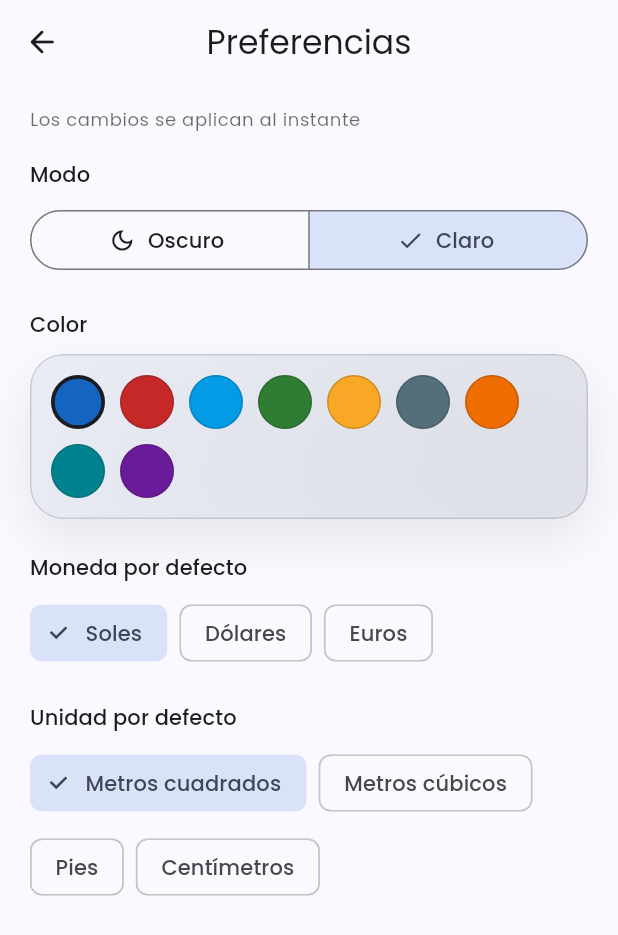
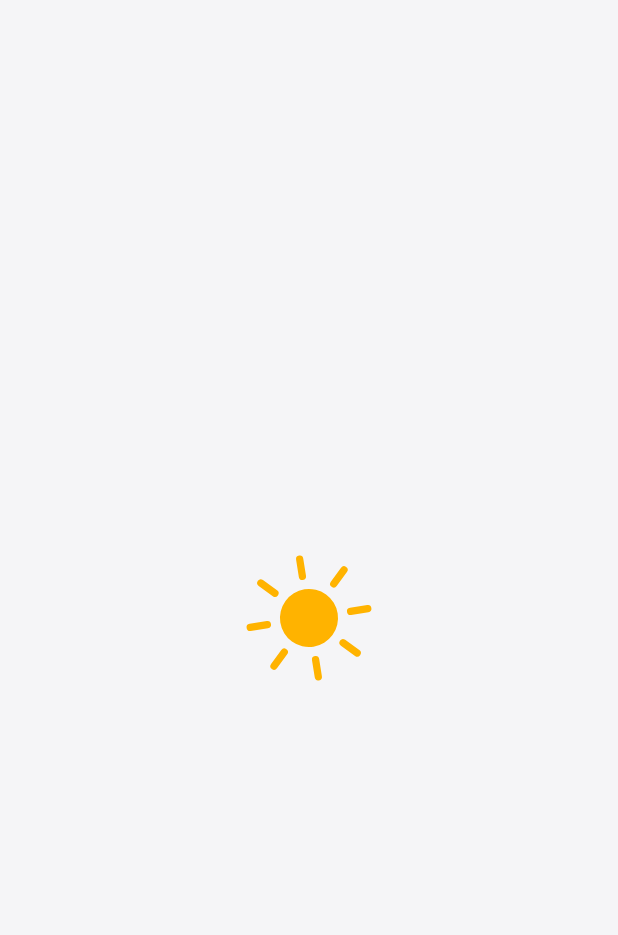
Before and after one commit to seroven/profy, a Flutter app: the EditPreferencesScreen screen opened by its route, after a tap on "Claro", on a phone screen of 412 x 824 dp. Shown: the top 935 px of the screen. Run offline on Flutter 3.47's test engine with Material 3 defaults, Android fonts, the phone set to English and light mode, and no system bars; our stand-ins replace drift, drift_flutter, flutter_riverpod, go_router, image_picker, shared_preferences; missing offline and left inert: bcrypt; accounts and stored records are empty; generated files the repository leaves out were written again.

Commit message:
fix: ui bug at changing theme and app mode

```diff
--- a/lib/app/app.dart
+++ b/lib/app/app.dart
@@ -3,6 +3,7 @@ import 'package:flutter_riverpod/flutter_riverpod.dart';
 
 import '../core/constants/app_constants.dart';
 import '../features/auth/providers/auth_provider.dart';
+import '../shared/widgets/theme_switch_overlay.dart';
 import 'router.dart';
 import 'session_lifecycle.dart';
 import 'theme/app_theme.dart';
@@ -35,14 +36,23 @@ class ProfyApp extends ConsumerWidget {
 
     final router = ref.watch(routerProvider);
 
+    // themeAnimationDuration en cero: el cambio real ocurre bajo el overlay
+    // sólido, sin lerp costoso del glass.
     return SessionLifecycle(
-      child: MaterialApp.router(
+      child: Stack(
+        textDirection: TextDirection.ltr,
+        children: [
+          MaterialApp.router(
             title: AppConstants.appName,
             debugShowCheckedModeBanner: false,
             theme: lightTheme,
             darkTheme: darkTheme,
             themeMode: themeMode,
+            themeAnimationDuration: Duration.zero,
             routerConfig: router,
+          ),
+          const ThemeSwitchOverlay(),
+        ],
       ),
     );
   }
--- /dev/null
+++ b/lib/app/theme/theme_switch_controller.dart
@@ -0,0 +1,100 @@
+import 'dart:async';
+
+import 'package:flutter/material.dart';
+import 'package:flutter_riverpod/flutter_riverpod.dart';
+
+import 'app_color_theme.dart';
+import 'theme_provider.dart';
+
+/// Pedido de transición visual (modo o color) bajo overlay sólido.
+sealed class ThemeSwitchRequest {
+  const ThemeSwitchRequest();
+}
+
+class ThemeModeSwitchRequest extends ThemeSwitchRequest {
+  const ThemeModeSwitchRequest({
+    required this.from,
+    required this.to,
+  });
+
+  final ThemeMode from;
+  final ThemeMode to;
+
+  bool get toLight => to == ThemeMode.light;
+}
+
+class ColorThemeSwitchRequest extends ThemeSwitchRequest {
+  const ColorThemeSwitchRequest({
+    required this.from,
+    required this.to,
+    required this.brightness,
+  });
+
+  final AppColorTheme from;
+  final AppColorTheme to;
+  final Brightness brightness;
+}
+
+/// Orquesta cambios de apariencia detrás de un overlay sólido.
+class ThemeSwitchController extends Notifier<ThemeSwitchRequest?> {
+  Completer<void>? _completer;
+
+  @override
+  ThemeSwitchRequest? build() => null;
+
+  bool get isActive => state != null;
+
+  Future<void> switchMode(ThemeMode mode) async {
+    final next = mode == ThemeMode.light ? ThemeMode.light : ThemeMode.dark;
+    final current = ref.read(themeModeProvider);
+    if (next == current || _completer != null) return;
+
+    _completer = Completer<void>();
+    state = ThemeModeSwitchRequest(from: current, to: next);
+    await _completer!.future;
+  }
+
+  Future<void> switchColor(AppColorTheme theme) async {
+    final current = ref.read(appColorThemeProvider);
+    if (theme == current || _completer != null) return;
+
+    final mode = ref.read(themeModeProvider);
+    final brightness =
+        mode == ThemeMode.light ? Brightness.light : Brightness.dark;
+
+    _completer = Completer<void>();
+    state = ColorThemeSwitchRequest(
+      from: current,
+      to: theme,
+      brightness: brightness,
+    );
+    await _completer!.future;
+  }
+
+  /// Aplica el cambio real cuando el overlay ya cubre la UI.
+  void applyUnderCover() {
+    final request = state;
+    switch (request) {
+      case ThemeModeSwitchRequest(:final to):
+        ref.read(themeModeProvider.notifier).setThemeMode(to);
+      case ColorThemeSwitchRequest(:final to):
+        ref.read(appColorThemeProvider.notifier).setColorTheme(to);
+      case null:
+        break;
+    }
+  }
+
+  void complete() {
+    state = null;
+    final completer = _completer;
+    _completer = null;
+    if (completer != null && !completer.isCompleted) {
+      completer.complete();
+    }
+  }
+}
+
+final themeSwitchControllerProvider =
+    NotifierProvider<ThemeSwitchController, ThemeSwitchRequest?>(
+  ThemeSwitchController.new,
+);
--- a/lib/features/settings/screens/edit_preferences_screen.dart
+++ b/lib/features/settings/screens/edit_preferences_screen.dart
@@ -2,7 +2,7 @@ import 'package:flutter/material.dart';
 import 'package:flutter_riverpod/flutter_riverpod.dart';
 
 import '../../../app/theme/app_color_theme.dart';
-import '../../../app/theme/theme_provider.dart';
+import '../../../app/theme/theme_switch_controller.dart';
 import '../../../shared/widgets/acrylic_surface.dart';
 import '../../../shared/widgets/app_toast.dart';
 import '../models/app_currency.dart';
@@ -65,15 +65,23 @@ class _EditPreferencesScreenState
     }
   }
 
-  void _applyThemeMode(ThemeMode mode) {
+  Future<void> _applyThemeMode(ThemeMode mode) async {
+    if (mode == _themeMode) return;
+    if (ref.read(themeSwitchControllerProvider.notifier).isActive) return;
+
     setState(() => _themeMode = mode);
-    ref.read(themeModeProvider.notifier).setThemeMode(mode);
+    await ref.read(themeSwitchControllerProvider.notifier).switchMode(mode);
+    if (!mounted) return;
     _persistCurrent();
   }
 
-  void _applyColorTheme(AppColorTheme theme) {
+  Future<void> _applyColorTheme(AppColorTheme theme) async {
+    if (theme == _colorTheme) return;
+    if (ref.read(themeSwitchControllerProvider.notifier).isActive) return;
+
     setState(() => _colorTheme = theme);
-    ref.read(appColorThemeProvider.notifier).setColorTheme(theme);
+    await ref.read(themeSwitchControllerProvider.notifier).switchColor(theme);
+    if (!mounted) return;
     _persistCurrent();
   }
 
@@ -98,6 +106,7 @@ class _EditPreferencesScreenState
 
     final theme = Theme.of(context);
     final colorScheme = theme.colorScheme;
+    final switching = ref.watch(themeSwitchControllerProvider) != null;
 
     return SettingsSubpageScaffold(
       title: 'Preferencias',
@@ -127,7 +136,9 @@ class _EditPreferencesScreenState
               ),
             ],
             selected: {_themeMode},
-            onSelectionChanged: (value) => _applyThemeMode(value.first),
+            onSelectionChanged: switching
+                ? null
+                : (value) => _applyThemeMode(value.first),
           ),
           const SizedBox(height: 22),
           Text('Color', style: theme.textTheme.titleSmall),
@@ -142,7 +153,7 @@ class _EditPreferencesScreenState
               children: [
                 for (final item in AppColorTheme.values)
                   GestureDetector(
-                    onTap: () => _applyColorTheme(item),
+                    onTap: switching ? null : () => _applyColorTheme(item),
                     child: AnimatedContainer(
                       duration: const Duration(milliseconds: 200),
                       width: 36,
--- /dev/null
+++ b/lib/shared/widgets/theme_switch_overlay.dart
@@ -0,0 +1,360 @@
+import 'dart:math' as math;
+
+import 'package:flutter/material.dart';
+import 'package:flutter_riverpod/flutter_riverpod.dart';
+
+import '../../app/theme/app_motion.dart';
+import '../../app/theme/theme_switch_controller.dart';
+
+/// Capa sólida durante cambios de modo/color.
+/// Evita animar el glass mientras el ThemeData haría lerp.
+class ThemeSwitchOverlay extends ConsumerStatefulWidget {
+  const ThemeSwitchOverlay({super.key});
+
+  @override
+  ConsumerState<ThemeSwitchOverlay> createState() => _ThemeSwitchOverlayState();
+}
+
+class _ThemeSwitchOverlayState extends ConsumerState<ThemeSwitchOverlay>
+    with TickerProviderStateMixin {
+  static const _coverIn = Duration(milliseconds: 280);
+  static const _swap = Duration(milliseconds: 520);
+  static const _coverOut = Duration(milliseconds: 320);
+  static const _hold = Duration(milliseconds: 90);
+
+  static const _darkSurface = Color(0xFF121212);
+  static const _lightSurface = Color(0xFFF5F5F7);
+
+  late final AnimationController _coverController;
+  late final AnimationController _swapController;
+
+  ThemeSwitchRequest? _active;
+  bool _running = false;
+  bool _applied = false;
+
+  @override
+  void initState() {
+    super.initState();
+    _coverController = AnimationController(vsync: this, duration: _coverIn);
+    _swapController = AnimationController(vsync: this, duration: _swap);
+  }
+
+  @override
+  void dispose() {
+    _coverController.dispose();
+    _swapController.dispose();
+    super.dispose();
+  }
+
+  Future<void> _run(ThemeSwitchRequest request) async {
+    if (_running) return;
+    _running = true;
+    _applied = false;
+    _active = request;
+
+    final start = switch (request) {
+      ThemeModeSwitchRequest(:final toLight) => toLight ? 0.0 : 1.0,
+      ColorThemeSwitchRequest() => 0.0,
+    };
+    final end = switch (request) {
+      ThemeModeSwitchRequest(:final toLight) => toLight ? 1.0 : 0.0,
+      ColorThemeSwitchRequest() => 1.0,
+    };
+
+    _swapController.value = start;
+    _coverController.duration = _coverIn;
+    setState(() {});
+
+    await _coverController.forward(from: 0);
+    await Future<void>.delayed(_hold);
+
+    ref.read(themeSwitchControllerProvider.notifier).applyUnderCover();
+    _applied = true;
+    setState(() {});
+
+    await _swapController.animateTo(
+      end,
+      duration: _swap,
+      curve: AppMotion.standard,
+    );
+    await Future<void>.delayed(_hold);
+
+    _coverController.duration = _coverOut;
+    await _coverController.reverse();
+
+    _active = null;
+    _running = false;
+    _applied = false;
+    if (mounted) setState(() {});
+    ref.read(themeSwitchControllerProvider.notifier).complete();
+  }
+
+  @override
+  Widget build(BuildContext context) {
+    ref.listen<ThemeSwitchRequest?>(themeSwitchControllerProvider, (
+      previous,
+      next,
+    ) {
+      if (next != null && previous == null) {
+        _run(next);
+      }
+    });
+
+    if (_active == null && !_running && _coverController.isDismissed) {
+      return const SizedBox.shrink();
+    }
+
+    return AnimatedBuilder(
+      animation: Listenable.merge([_coverController, _swapController]),
+      builder: (context, child) {
+        final cover = _coverController.value;
+        if (cover <= 0.001 && !_running) {
+          return const SizedBox.shrink();
+        }
+
+        final request = _active;
+        final t = _swapController.value;
+
+        return Positioned.fill(
+          child: IgnorePointer(
+            child: Opacity(
+              opacity: cover.clamp(0.0, 1.0),
+              child: switch (request) {
+                ThemeModeSwitchRequest(:final from) => _ModeCover(
+                    progress: t,
+                    applied: _applied,
+                    fromDark: from == ThemeMode.dark,
+                    darkSurface: _darkSurface,
+                    lightSurface: _lightSurface,
+                  ),
+                ColorThemeSwitchRequest(
+                  :final from,
+                  :final to,
+                  :final brightness,
+                ) =>
+                  _ColorCover(
+                    progress: t,
+                    applied: _applied,
+                    from: from.seedColor,
+                    to: to.seedColor,
+                    surface: brightness == Brightness.dark
+                        ? _darkSurface
+                        : _lightSurface,
+                  ),
+                null => ColoredBox(
+                    color: Theme.of(context).brightness == Brightness.dark
+                        ? _darkSurface
+                        : _lightSurface,
+                  ),
+              },
+            ),
+          ),
+        );
+      },
+    );
+  }
+}
+
+class _ModeCover extends StatelessWidget {
+  const _ModeCover({
+    required this.progress,
+    required this.applied,
+    required this.fromDark,
+    required this.darkSurface,
+    required this.lightSurface,
+  });
+
+  final double progress;
+  final bool applied;
+  final bool fromDark;
+  final Color darkSurface;
+  final Color lightSurface;
+
+  @override
+  Widget build(BuildContext context) {
+    final solid = applied
+        ? Color.lerp(darkSurface, lightSurface, progress)!
+        : (fromDark ? darkSurface : lightSurface);
+
+    final showSun = progress >= 0.5;
+    final iconOpacity = showSun
+        ? ((progress - 0.5) * 2).clamp(0.0, 1.0)
+        : ((0.5 - progress) * 2).clamp(0.0, 1.0);
+    final iconScale = 0.72 + (0.28 * iconOpacity);
+    final iconTurn =
+        (showSun ? progress - 0.5 : 0.5 - progress) * 0.4;
+
+    return ColoredBox(
+      color: solid,
+      child: Center(
+        child: Transform.rotate(
+          angle: iconTurn * math.pi,
+          child: Transform.scale(
+            scale: iconScale,
+            child: Opacity(
+              opacity: iconOpacity.clamp(0.15, 1.0),
+              child: CustomPaint(
+                size: const Size(88, 88),
+                painter: showSun ? const _SunPainter() : const _MoonPainter(),
+              ),
+            ),
+          ),
+        ),
+      ),
+    );
+  }
+}
+
+class _ColorCover extends StatelessWidget {
+  const _ColorCover({
+    required this.progress,
+    required this.applied,
+    required this.from,
+    required this.to,
+    required this.surface,
+  });
+
+  final double progress;
+  final bool applied;
+  final Color from;
+  final Color to;
+  final Color surface;
+
+  @override
+  Widget build(BuildContext context) {
+    final accent = applied ? Color.lerp(from, to, progress)! : from;
+    final scale = applied ? (0.55 + (0.45 * progress)) : 0.55;
+    final ring = Color.lerp(from, to, applied ? progress : 0)!;
+
+    return ColoredBox(
+      color: surface,
+      child: Center(
+        child: Transform.scale(
+          scale: scale,
+          child: SizedBox(
+            width: 112,
+            height: 112,
+            child: CustomPaint(
+              painter: _ColorOrbPainter(
+                fill: accent,
+                ring: ring.withValues(alpha: 0.35),
+              ),
+            ),
+          ),
+        ),
+      ),
+    );
+  }
+}
+
+class _ColorOrbPainter extends CustomPainter {
+  const _ColorOrbPainter({
+    required this.fill,
+    required this.ring,
+  });
+
+  final Color fill;
+  final Color ring;
+
+  @override
+  void paint(Canvas canvas, Size size) {
+    final center = Offset(size.width / 2, size.height / 2);
+    final radius = size.shortestSide * 0.36;
+
+    canvas.drawCircle(
+      center,
+      radius * 1.28,
+      Paint()
+        ..color = ring
+        ..style = PaintingStyle.stroke
+        ..strokeWidth = size.shortestSide * 0.06,
+    );
+    canvas.drawCircle(
+      center,
+      radius,
+      Paint()
+        ..shader = RadialGradient(
+          colors: [
+            Color.lerp(fill, Colors.white, 0.22)!,
+            fill,
+          ],
+        ).createShader(Rect.fromCircle(center: center, radius: radius)),
+    );
+  }
+
+  @override
+  bool shouldRepaint(covariant _ColorOrbPainter oldDelegate) {
+    return oldDelegate.fill != fill || oldDelegate.ring != ring;
+  }
+}
+
+class _SunPainter extends CustomPainter {
+  const _SunPainter();
+
+  @override
+  void paint(Canvas canvas, Size size) {
+    final center = Offset(size.width / 2, size.height / 2);
+    final radius = size.shortestSide * 0.22;
+    final paint = Paint()
+      ..color = const Color(0xFFFFB300)
+      ..style = PaintingStyle.fill;
+
+    canvas.drawCircle(center, radius, paint);
+
+    final rayPaint = Paint()
+      ..color = const Color(0xFFFFB300)
+      ..strokeWidth = size.shortestSide * 0.055
+      ..strokeCap = StrokeCap.round
+      ..style = PaintingStyle.stroke;
+
+    final inner = radius * 1.45;
+    final outer = radius * 2.05;
+    for (var i = 0; i < 8; i++) {
+      final angle = (i / 8) * math.pi * 2;
+      final from = Offset(
+        center.dx + math.cos(angle) * inner,
+        center.dy + math.sin(angle) * inner,
+      );
+      final to = Offset(
+        center.dx + math.cos(angle) * outer,
+        center.dy + math.sin(angle) * outer,
+      );
+      canvas.drawLine(from, to, rayPaint);
+    }
+  }
+
+  @override
+  bool shouldRepaint(covariant _SunPainter oldDelegate) => false;
+}
+
+class _MoonPainter extends CustomPainter {
+  const _MoonPainter();
+
+  @override
+  void paint(Canvas canvas, Size size) {
+    final center = Offset(size.width / 2, size.height / 2);
+    final radius = size.shortestSide * 0.34;
+
+    final path = Path()
+      ..addOval(Rect.fromCircle(center: center, radius: radius));
+
+    final cut = Path()
+      ..addOval(
+        Rect.fromCircle(
+          center: Offset(center.dx + radius * 0.38, center.dy - radius * 0.12),
+          radius: radius * 0.92,
+        ),
+      );
+
+    final moon = Path.combine(PathOperation.difference, path, cut);
+    canvas.drawPath(
+      moon,
+      Paint()
+        ..color = const Color(0xFFE8EAF0)
+        ..style = PaintingStyle.fill,
+    );
+  }
+
+  @override
+  bool shouldRepaint(covariant _MoonPainter oldDelegate) => false;
+}
```
Lines whose indentation alone changed are shown as unchanged.
